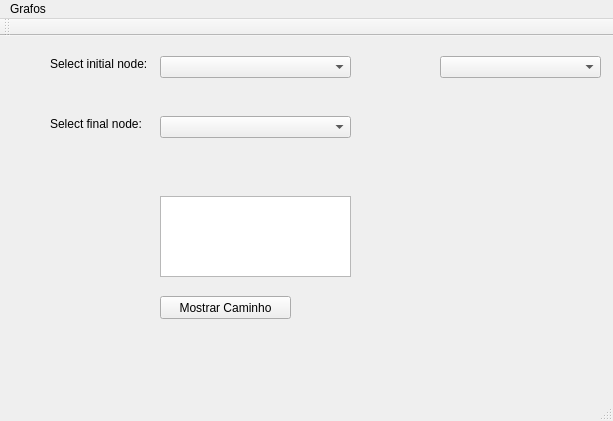
First picture: the form in Grafos/mainwindow.ui, repository AugustoLD/Grafos, before the edit.
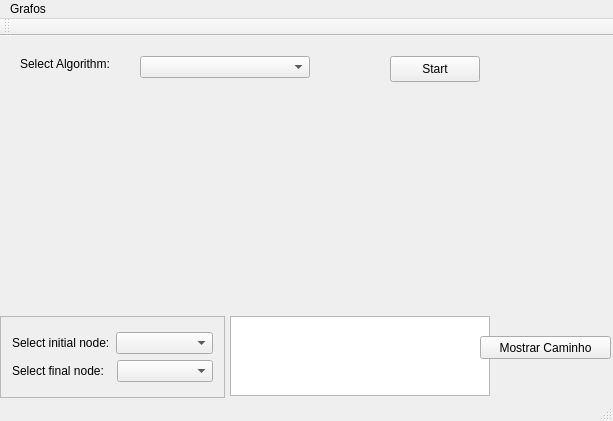
Second picture: the form after the edit.

Commit message: BFS working and Windows modified

```diff
--- a/Grafos/mainwindow.ui
+++ b/Grafos/mainwindow.ui
@@ -14,67 +14,36 @@
    <string>Projeto e Analise de Algoritmos (Ciência da Compuação)</string>
   </property>
   <widget class="QWidget" name="centralWidget">
-   <widget class="QComboBox" name="cbOrigem">
-    <property name="geometry">
-     <rect>
-      <x>160</x>
-      <y>20</y>
-      <width>191</width>
-      <height>22</height>
-     </rect>
-    </property>
-   </widget>
-   <widget class="QLabel" name="labelInicial">
-    <property name="geometry">
-     <rect>
-      <x>50</x>
-      <y>20</y>
-      <width>101</width>
-      <height>16</height>
-     </rect>
-    </property>
-    <property name="text">
-     <string>Select initial node:</string>
-    </property>
-   </widget>
-   <widget class="QLabel" name="labelFinal">
-    <property name="geometry">
-     <rect>
-      <x>50</x>
-      <y>80</y>
-      <width>121</width>
-      <height>16</height>
-     </rect>
-    </property>
-    <property name="text">
-     <string>Select final node:</string>
-    </property>
-   </widget>
-   <widget class="QComboBox" name="cbFinal">
-    <property name="geometry">
-     <rect>
-      <x>160</x>
-      <y>80</y>
-      <width>191</width>
-      <height>22</height>
-     </rect>
-    </property>
-   </widget>
    <widget class="QTextEdit" name="textEdit">
     <property name="geometry">
      <rect>
-      <x>160</x>
-      <y>160</y>
-      <width>191</width>
-      <height>81</height>
+      <x>230</x>
+      <y>280</y>
+      <width>260</width>
+      <height>80</height>
      </rect>
     </property>
+    <property name="sizePolicy">
+     <sizepolicy hsizetype="Fixed" vsizetype="Fixed">
+      <horstretch>0</horstretch>
+      <verstretch>0</verstretch>
+     </sizepolicy>
+    </property>
+    <property name="minimumSize">
+     <size>
+      <width>260</width>
+      <height>80</height>
+     </size>
+    </property>
+    <property name="readOnly">
+     <bool>true</bool>
+    </property>
    </widget>
    <widget class="QPushButton" name="pushButton">
     <property name="geometry">
      <rect>
-      <x>160</x>
-      <y>260</y>
+      <x>480</x>
+      <y>300</y>
       <width>131</width>
       <height>23</height>
      </rect>
@@ -86,11 +55,99 @@
    <widget class="QComboBox" name="comboBox">
     <property name="geometry">
      <rect>
-      <x>440</x>
+      <x>140</x>
       <y>20</y>
-      <width>161</width>
+      <width>170</width>
       <height>22</height>
      </rect>
+    </property>
+    <property name="sizePolicy">
+     <sizepolicy hsizetype="Fixed" vsizetype="Fixed">
+      <horstretch>0</horstretch>
+      <verstretch>0</verstretch>
+     </sizepolicy>
+    </property>
+    <property name="minimumSize">
+     <size>
+      <width>170</width>
+      <height>0</height>
+     </size>
+    </property>
+   </widget>
+   <widget class="QLabel" name="algorithmLabel">
+    <property name="geometry">
+     <rect>
+      <x>20</x>
+      <y>20</y>
+      <width>111</width>
+      <height>16</height>
+     </rect>
+    </property>
+    <property name="text">
+     <string>Select Algorithm:</string>
+    </property>
+   </widget>
+   <widget class="QFrame" name="frame">
+    <property name="geometry">
+     <rect>
+      <x>0</x>
+      <y>280</y>
+      <width>225</width>
+      <height>82</height>
+     </rect>
+    </property>
+    <property name="frameShape">
+     <enum>QFrame::StyledPanel</enum>
+    </property>
+    <property name="frameShadow">
+     <enum>QFrame::Raised</enum>
+    </property>
+    <layout class="QGridLayout" name="gridLayout_2">
+     <item row="0" column="0">
+      <layout class="QGridLayout" name="gridLayout">
+       <item row="0" column="0">
+        <layout class="QHBoxLayout" name="horizontalLayout_2">
+         <item>
+          <widget class="QLabel" name="labelInicial">
+           <property name="text">
+            <string>Select initial node:</string>
+           </property>
+          </widget>
+         </item>
+         <item>
+          <widget class="QComboBox" name="cbOrigem"/>
+         </item>
+        </layout>
+       </item>
+       <item row="1" column="0">
+        <layout class="QHBoxLayout" name="horizontalLayout">
+         <item>
+          <widget class="QLabel" name="labelFinal">
+           <property name="text">
+            <string>Select final node:  </string>
+           </property>
+          </widget>
+         </item>
+         <item>
+          <widget class="QComboBox" name="cbFinal"/>
+         </item>
+        </layout>
+       </item>
+      </layout>
+     </item>
+    </layout>
+   </widget>
+   <widget class="QPushButton" name="startButton">
+    <property name="geometry">
+     <rect>
+      <x>390</x>
+      <y>20</y>
+      <width>90</width>
+      <height>26</height>
+     </rect>
+    </property>
+    <property name="text">
+     <string>Start</string>
     </property>
    </widget>
   </widget>
```
Left out of the diff: 6 changed lines with no effect on the pictures. The commit also changes 5 other files.
